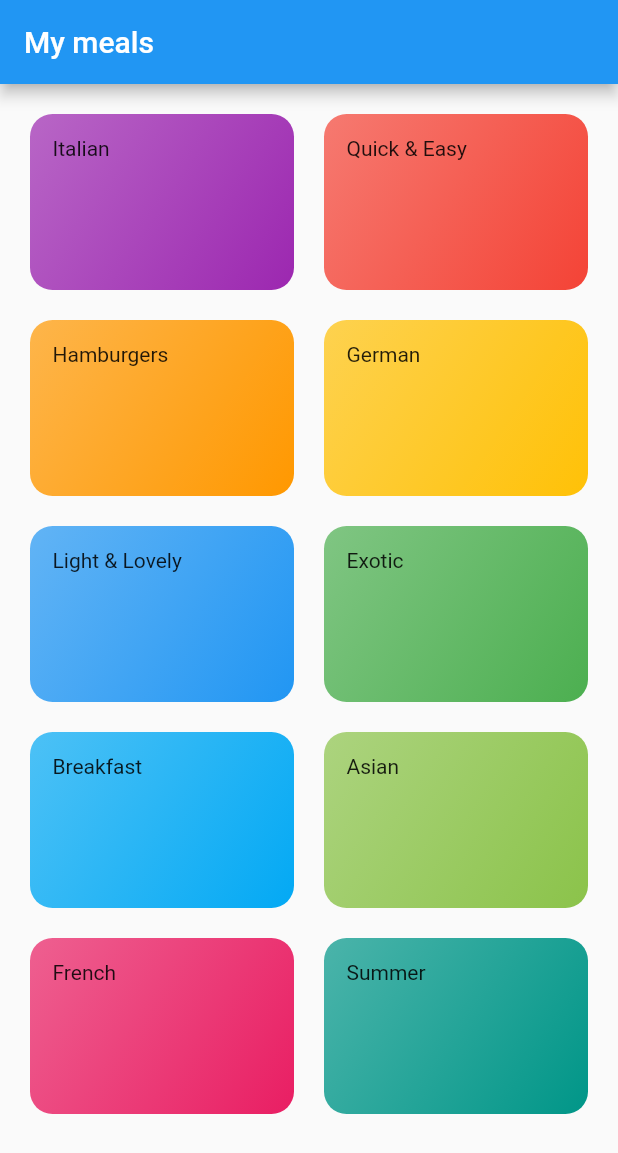
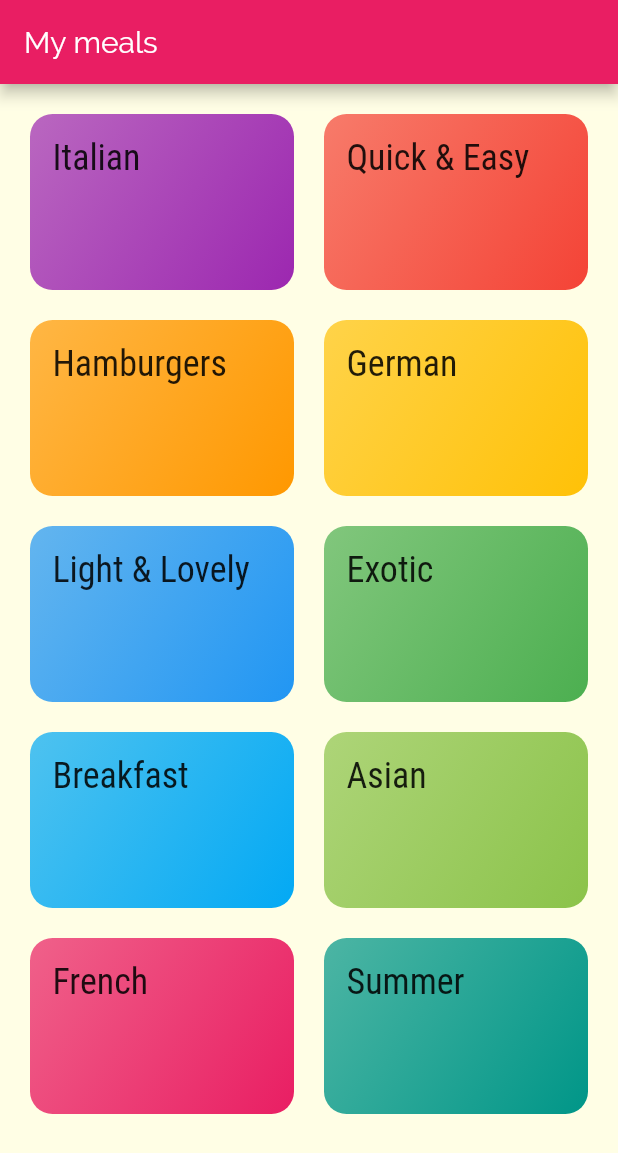
Before and after one commit to nguyentanphu/my_meals, a Flutter app: the screen it shows after launch, on a phone screen of 412 x 824 dp. Shown: the top 1153 px of the screen. Run offline on Flutter 3.47's test engine with Material 2 defaults, Android fonts, the phone set to English and light mode, and no system bars.

```diff
--- a/lib/main.dart
+++ b/lib/main.dart
@@ -1,4 +1,6 @@
 import 'package:flutter/material.dart';
+
+import 'widgets/category_meals_screen.dart';
 import 'widgets/categories_screen.dart';
 
 void main() => runApp(MyApp());
@@ -10,9 +12,27 @@ class MyApp extends StatelessWidget {
     return MaterialApp(
       title: 'Flutter Demo',
       theme: ThemeData(
-        primarySwatch: Colors.blue,
+        primarySwatch: Colors.pink,
+        accentColor: Colors.amber,
+        canvasColor: Color.fromRGBO(255, 254, 229, 1),
+        fontFamily: 'Raleway',
+        textTheme: ThemeData.light().textTheme.copyWith(
+          body1: TextStyle(
+            color: Color.fromRGBO(20, 51, 51, 1)
+          ),
+          body2: TextStyle(
+            color: Color.fromRGBO(20, 51, 51, 1)
+          ),
+          title: TextStyle(
+            fontSize: 24,
+            fontFamily: 'RobotoCondensed'
+          ),
+        ),
       ),
       home: CategoriesScreen(),
+      routes: {
+        CategoryMealsScreen.routeName: (_) => CategoryMealsScreen()
+      },
     );
   }
 }
--- a/lib/widgets/categories_screen.dart
+++ b/lib/widgets/categories_screen.dart
@@ -11,12 +11,7 @@ class CategoriesScreen extends StatelessWidget {
       ),
       body: GridView(
         padding: EdgeInsets.all(20),
-        children: DUMMY_CATEGORIES
-            .map((c) => CategoryItem(
-                  title: c.title,
-                  color: c.color,
-                ))
-            .toList(),
+        children: DUMMY_CATEGORIES.map((c) => CategoryItem(c)).toList(),
         gridDelegate: SliverGridDelegateWithMaxCrossAxisExtent(
           maxCrossAxisExtent: 200,
           childAspectRatio: 3 / 2,
--- a/lib/widgets/category_item.dart
+++ b/lib/widgets/category_item.dart
@@ -1,24 +1,37 @@
 import 'package:flutter/material.dart';
+import '../models/category.dart';
+import 'category_meals_screen.dart';
 
 class CategoryItem extends StatelessWidget {
-  final String _title;
-  final Color _color;
+  final Category _category;
 
-  CategoryItem({String title, Color color})
-      : _title = title,
-        _color = color;
+  CategoryItem(Category category)
+      : _category = category;
+
+  void _onCategorySelected(BuildContext context) {
+    Navigator.of(context).pushNamed(CategoryMealsScreen.routeName,
+        arguments: _category);
+  }
 
   @override
   Widget build(BuildContext context) {
-    return Container(
+    return InkWell(
+      onTap: () => _onCategorySelected(context),
+      splashColor: Theme.of(context).primaryColor,
+      borderRadius: BorderRadius.circular(15),
+      child: Container(
         padding: const EdgeInsets.all(15),
-        child: Text(_title),
+        child: Text(
+          _category.title,
+          style: Theme.of(context).textTheme.title,
+        ),
         decoration: BoxDecoration(
             gradient: LinearGradient(
-                colors: [_color.withOpacity(0.7), _color],
+                colors: [_category.color.withOpacity(0.7), _category.color],
                 begin: Alignment.topLeft,
                 end: Alignment.bottomRight),
             borderRadius: BorderRadius.circular(15)),
-      );
+      ),
+    );
   }
 }
--- /dev/null
+++ b/lib/widgets/category_meals_screen.dart
@@ -0,0 +1,20 @@
+import 'package:flutter/material.dart';
+import '../models/category.dart';
+
+class CategoryMealsScreen extends StatelessWidget {
+  static const routeName = '/category-meals';
+
+  @override
+  Widget build(BuildContext context) {
+    final category = ModalRoute.of(context).settings.arguments as Category;
+
+    return Scaffold(
+      appBar: AppBar(
+        title: Text(category.title),
+      ),
+      body: Center(
+        child: Text('Detail goes here....'),
+      ),
+    );
+  }
+}
```
Also changed, not shown: pubspec.yaml (+14 -5 lines).
